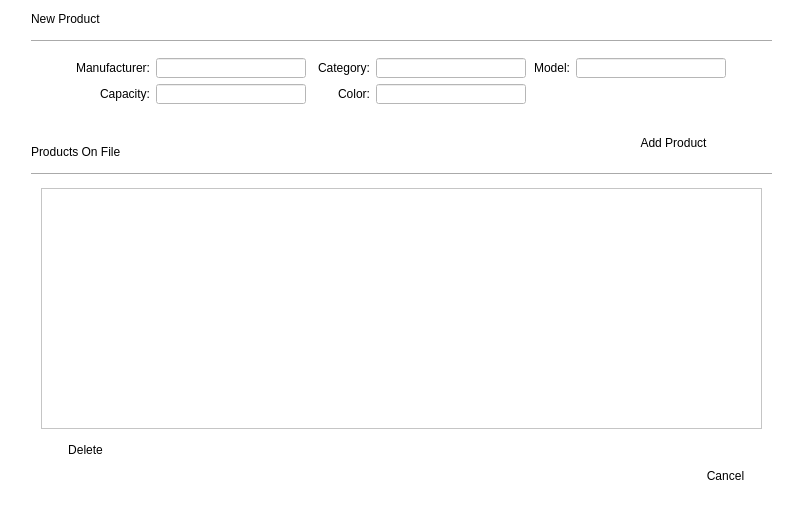
The window that uis/product_form.ui (andrei219/euromedia) describes before a commit, drawn with Qt 5.
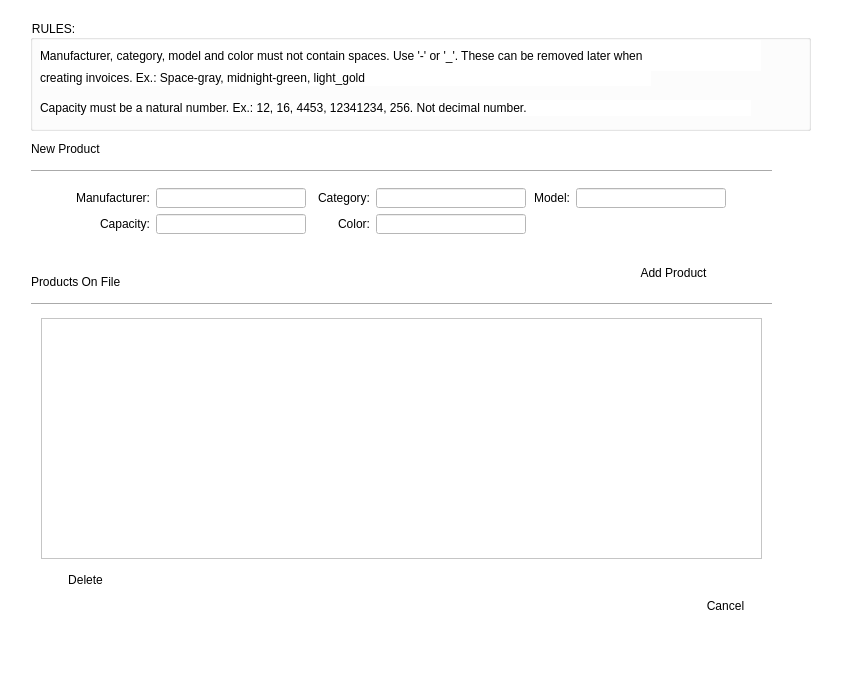
The same window after the commit. Icons and pictures are not drawn.

Patch:
```diff
--- a/uis/product_form.ui
+++ b/uis/product_form.ui
@@ -6,22 +6,10 @@
    <rect>
     <x>0</x>
     <y>0</y>
-    <width>803</width>
-    <height>531</height>
+    <width>860</width>
+    <height>695</height>
    </rect>
   </property>
-  <property name="minimumSize">
-   <size>
-    <width>803</width>
-    <height>531</height>
-   </size>
-  </property>
-  <property name="maximumSize">
-   <size>
-    <width>803</width>
-    <height>531</height>
-   </size>
-  </property>
   <property name="windowTitle">
    <string>Product Form</string>
   </property>
@@ -40,7 +28,7 @@
    <property name="geometry">
     <rect>
      <x>31</x>
-     <y>11</y>
+     <y>141</y>
      <width>81</width>
      <height>16</height>
     </rect>
@@ -65,7 +53,7 @@
    <property name="geometry">
     <rect>
      <x>31</x>
-     <y>33</y>
+     <y>163</y>
      <width>741</width>
      <height>16</height>
     </rect>
@@ -90,7 +78,7 @@
    <property name="geometry">
     <rect>
      <x>41</x>
-     <y>188</y>
+     <y>318</y>
      <width>721</width>
      <height>241</height>
     </rect>
@@ -112,7 +100,7 @@
    <property name="geometry">
     <rect>
      <x>31</x>
-     <y>144</y>
+     <y>274</y>
      <width>141</width>
      <height>16</height>
     </rect>
@@ -137,7 +125,7 @@
    <property name="geometry">
     <rect>
      <x>31</x>
-     <y>166</y>
+     <y>296</y>
      <width>741</width>
      <height>16</height>
     </rect>
@@ -162,7 +150,7 @@
    <property name="geometry">
     <rect>
      <x>50</x>
-     <y>440</y>
+     <y>570</y>
      <width>71</width>
      <height>19</height>
     </rect>
@@ -200,7 +188,7 @@
    <property name="geometry">
     <rect>
      <x>690</x>
-     <y>450</y>
+     <y>580</y>
      <width>71</width>
      <height>51</height>
     </rect>
@@ -241,7 +229,7 @@
    <property name="geometry">
     <rect>
      <x>70</x>
-     <y>58</y>
+     <y>188</y>
      <width>658</width>
      <height>48</height>
     </rect>
@@ -455,7 +443,7 @@
    <property name="geometry">
     <rect>
      <x>620</x>
-     <y>130</y>
+     <y>260</y>
      <width>107</width>
      <height>25</height>
     </rect>
@@ -489,6 +477,61 @@
     <bool>true</bool>
    </property>
   </widget>
+  <widget class="QGroupBox" name="groupBox">
+   <property name="geometry">
+    <rect>
+     <x>30</x>
+     <y>20</y>
+     <width>781</width>
+     <height>111</height>
+    </rect>
+   </property>
+   <property name="styleSheet">
+    <string notr="true">background-color:'#FF7F7F'</string>
+   </property>
+   <property name="title">
+    <string>RULES:</string>
+   </property>
+   <widget class="QLabel" name="label_8">
+    <property name="geometry">
+     <rect>
+      <x>10</x>
+      <y>20</y>
+      <width>721</width>
+      <height>31</height>
+     </rect>
+    </property>
+    <property name="text">
+     <string>Manufacturer, category, model and color must not contain spaces. Use '-' or '_'. These can be removed later when  </string>
+    </property>
+   </widget>
+   <widget class="QLabel" name="label_9">
+    <property name="geometry">
+     <rect>
+      <x>10</x>
+      <y>80</y>
+      <width>711</width>
+      <height>16</height>
+     </rect>
+    </property>
+    <property name="text">
+     <string>Capacity must be a natural number. Ex.: 12, 16, 4453, 12341234, 256. Not decimal number.</string>
+    </property>
+   </widget>
+   <widget class="QLabel" name="label_10">
+    <property name="geometry">
+     <rect>
+      <x>10</x>
+      <y>50</y>
+      <width>611</width>
+      <height>16</height>
+     </rect>
+    </property>
+    <property name="text">
+     <string>creating invoices. Ex.: Space-gray, midnight-green, light_gold</string>
+    </property>
+   </widget>
+  </widget>
  </widget>
  <tabstops>
   <tabstop>manufacturer_line_edit</tabstop>
```
